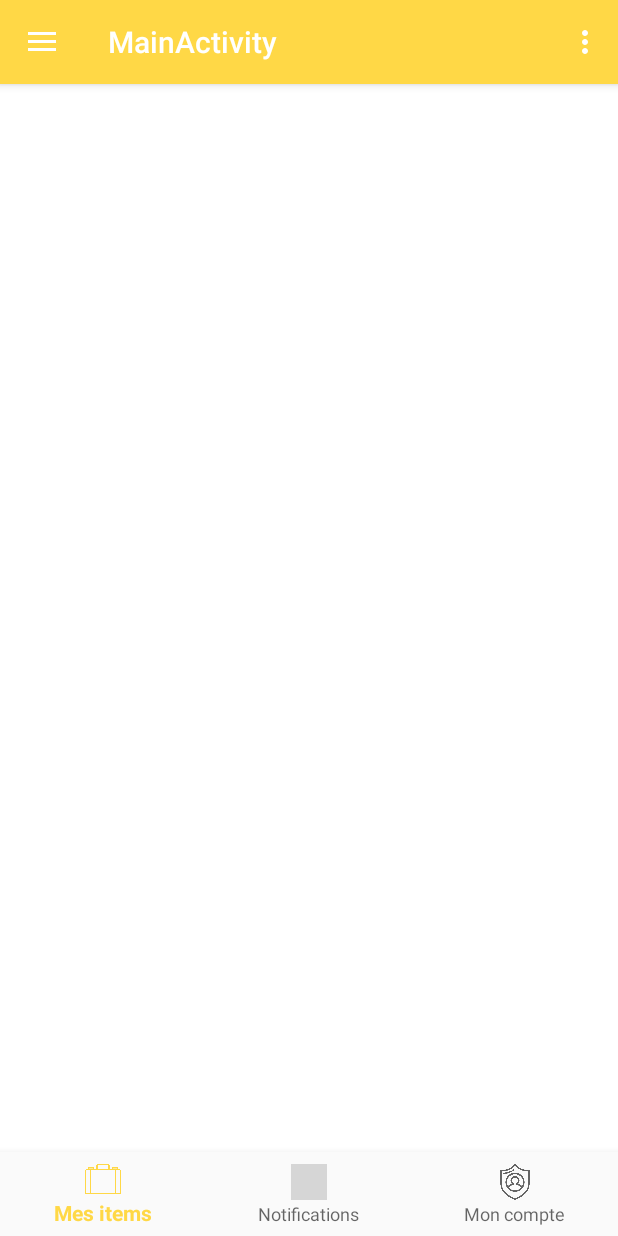
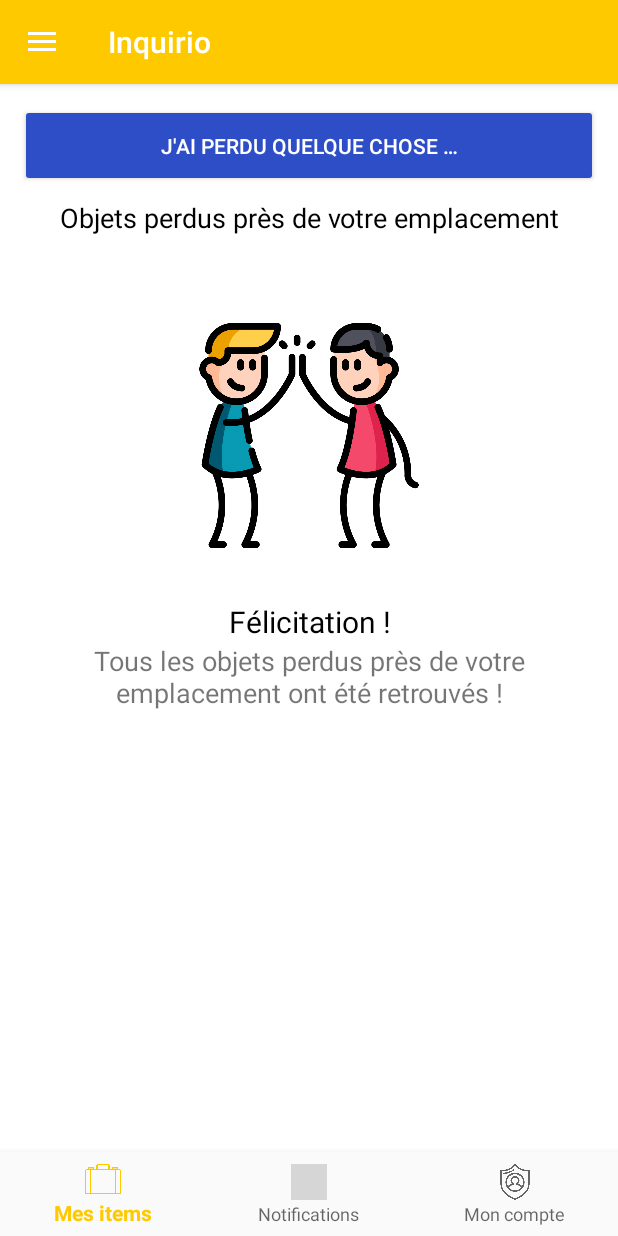
Before and after one commit to obrassard/inquirio, an Android app: the screen it shows after launch (MainActivity), on a phone screen of 412 x 824 dp. Run offline under Robolectric (Android 15) with nearby library versions, the phone set to English and light mode, and no system bars; grey boxes are pictures that could not be loaded.

Commit message:
Layout du MainActivity avec ListView

```diff
--- a/inquirio-android/app/src/main/AndroidManifest.xml
+++ b/inquirio-android/app/src/main/AndroidManifest.xml
@@ -26,7 +26,7 @@
         </activity>
         <activity
             android:name=".MainActivity"
-            android:label="@string/title_activity_main"
+            android:label="@string/app_name"
             android:theme="@style/AppTheme.NoActionBar">
             <intent-filter>
                 <action android:name="android.intent.action.MAIN" />
--- a/inquirio-android/app/src/main/java/ca/obrassard/inquirio/MainActivity.java
+++ b/inquirio-android/app/src/main/java/ca/obrassard/inquirio/MainActivity.java
@@ -12,12 +12,17 @@ import android.support.v7.app.AppCompatActivity;
 import android.support.v7.widget.Toolbar;
 import android.view.Menu;
 import android.view.MenuItem;
+import android.widget.ListView;
+import android.widget.TextView;
 
-public class MainActivity extends AppCompatActivity
-        implements NavigationView.OnNavigationItemSelectedListener {
+public class MainActivity extends AppCompatActivity implements NavigationView.OnNavigationItemSelectedListener {
+
+    LostItemAdapter m_adapter;
 
     @Override
     protected void onCreate(Bundle savedInstanceState) {
+
+        //Construction de la toolbar et du tiroir hamburger
         super.onCreate(savedInstanceState);
         setContentView(R.layout.activity_main);
         Toolbar toolbar = (Toolbar) findViewById(R.id.toolbar);
@@ -31,8 +36,15 @@ public class MainActivity extends AppCompatActivity
 
         NavigationView navigationView = (NavigationView) findViewById(R.id.nav_view);
         navigationView.setNavigationItemSelectedListener(this);
+
+        //Initialisation du ListView
+        ListView lvNearItems = findViewById(R.id.lvNearItems);
+        m_adapter = new LostItemAdapter(this);
+        lvNearItems.setAdapter(m_adapter);
+        lvNearItems.setEmptyView(findViewById(R.id.empty_lv_placeholder));
     }
 
+    //Gestion de la fermeture du tiroir
     @Override
     public void onBackPressed() {
         DrawerLayout drawer = (DrawerLayout) findViewById(R.id.drawer_layout);
@@ -43,28 +55,7 @@ public class MainActivity extends AppCompatActivity
         }
     }
 
-    @Override
-    public boolean onCreateOptionsMenu(Menu menu) {
-        // Inflate the menu; this adds items to the action bar if it is present.
-        getMenuInflater().inflate(R.menu.main, menu);
-        return true;
-    }
-
-    @Override
-    public boolean onOptionsItemSelected(MenuItem item) {
-        // Handle action bar item clicks here. The action bar will
-        // automatically handle clicks on the Home/Up button, so long
-        // as you specify a parent activity in AndroidManifest.xml.
-        int id = item.getItemId();
-
-        //noinspection SimplifiableIfStatement
-        if (id == R.id.action_settings) {
-            return true;
-        }
-
-        return super.onOptionsItemSelected(item);
-    }
-
+    //Click sur les items du tiroir
     @SuppressWarnings("StatementWithEmptyBody")
     @Override
     public boolean onNavigationItemSelected(MenuItem item) {
--- /dev/null
+++ b/inquirio-android/app/src/main/java/ca/obrassard/inquirio/model/LostItem.java
@@ -0,0 +1,4 @@
+package ca.obrassard.inquirio.model;
+
+public class LostItem {
+}
--- a/inquirio-android/app/src/main/res/layout/content_main.xml
+++ b/inquirio-android/app/src/main/res/layout/content_main.xml
@@ -12,7 +12,61 @@
         android:layout_width="match_parent"
         android:layout_height="match_parent"
         android:orientation="vertical"
+        android:padding="@dimen/padding_vertical"
         android:background="@color/white">
+        <Button
+            android:id="@+id/btn_ilostsomething"
+            android:layout_width="match_parent"
+            android:layout_height="wrap_content"
+            android:padding="18dp"
+            android:backgroundTint="@color/colorAccent"
+            android:textColor="@color/white"
+            android:text="@string/lostsomething_btn"/>
+        <TextView
+            android:padding="8dp"
+            android:layout_width="match_parent"
+            android:layout_height="wrap_content"
+            android:textAlignment="center"
+            android:text="@string/near_items_lbl"
+            android:textSize="18sp"
+            android:textColor="#000"/>
+        <ListView
+            android:id="@+id/lvNearItems"
+            android:layout_width="match_parent"
+            android:layout_height="match_parent"
+            android:layout_marginBottom="@dimen/bottom_bar_height"
+            android:background="#eee"/>
+        <LinearLayout
+            android:id="@+id/empty_lv_placeholder"
+            android:layout_width="match_parent"
+            android:layout_height="wrap_content"
+            android:orientation="vertical"
+            android:paddingTop="50dp">
+            <ImageView
+                android:layout_width="wrap_content"
+                android:layout_height="150dp"
+                android:src="@drawable/community"
+                />
+            <TextView
+                android:layout_marginTop="35dp"
+                android:layout_width="match_parent"
+                android:layout_height="wrap_content"
+                android:textAlignment="center"
+                android:text="@string/congrats"
+                android:textSize="20sp"
+                android:textColor="#000"
+                />
+            <TextView
+
+                android:layout_width="match_parent"
+                android:layout_height="wrap_content"
+                android:textAlignment="center"
+                android:paddingLeft="10dp"
+                android:paddingRight="10dp"
+                android:text="@string/no_items_near"
+                android:textSize="18sp"
+                />
+        </LinearLayout>
     </LinearLayout>
 
     <android.support.design.widget.BottomNavigationView
--- a/inquirio-android/app/src/main/res/menu/app_drawer.xml
+++ b/inquirio-android/app/src/main/res/menu/app_drawer.xml
@@ -3,7 +3,7 @@
     xmlns:tools="http://schemas.android.com/tools"
     tools:showIn="navigation_view">
 
-    <group android:checkableBehavior="single">
+    <group>
         <item
             android:id="@+id/ham_lostitem"
             android:icon="@drawable/lost_item"
--- a/inquirio-android/app/src/main/res/menu/main.xml
+++ /dev/null
@@ -1,9 +0,0 @@
-<?xml version="1.0" encoding="utf-8"?>
-<menu xmlns:android="http://schemas.android.com/apk/res/android"
-    xmlns:app="http://schemas.android.com/apk/res-auto">
-    <item
-        android:id="@+id/action_settings"
-        android:orderInCategory="100"
-        android:title="@string/action_settings"
-        app:showAsAction="never" />
-</menu>
--- a/inquirio-android/app/src/main/res/values/dimens.xml
+++ b/inquirio-android/app/src/main/res/values/dimens.xml
@@ -2,7 +2,9 @@
     <!-- Default screen margins, per the Android Design guidelines. -->
     <dimen name="activity_horizontal_margin">16dp</dimen>
     <dimen name="activity_vertical_margin">16dp</dimen>
+    <dimen name="padding_vertical">13dp</dimen>
     <dimen name="nav_header_vertical_spacing">8dp</dimen>
-    <dimen name="nav_header_height">130dp</dimen>
+    <dimen name="nav_header_height">160dp</dimen>
     <dimen name="fab_margin">16dp</dimen>
+    <dimen name="bottom_bar_height">55dp</dimen>
 </resources>
--- a/inquirio-android/app/src/main/res/values/strings.xml
+++ b/inquirio-android/app/src/main/res/values/strings.xml
@@ -27,5 +27,9 @@
     <string name="action_settings">Settings</string>
     <string name="logout">Déconnexion</string>
     <string name="lostsomething">J\'ai perdu quelque chose</string>
+    <string name="lostsomething_btn">J\'ai perdu quelque chose &#8230;</string>
     <string name="myitems">Mes items</string>
+    <string name="near_items_lbl">Objets perdus près de votre emplacement </string>
+    <string name="no_items_near">Tous les objets perdus près de votre emplacement ont été retrouvés !</string>
+    <string name="congrats">Félicitation !</string>
 </resources>
--- a/inquirio-android/app/src/main/res/values/styles.xml
+++ b/inquirio-android/app/src/main/res/values/styles.xml
@@ -3,8 +3,8 @@
     <!-- Base application theme. -->
     <style name="AppTheme" parent="Theme.AppCompat.Light.DarkActionBar">
         <!-- Customize your theme here. -->
-        <item name="colorPrimary">@color/colorPrimary</item>
-        <item name="colorPrimaryDark">@color/colorPrimaryDark</item>
+        <item name="colorPrimaryDark">@color/colorPrimary</item>
+        <item name="colorPrimary">@color/colorPrimaryDark</item>
         <item name="colorAccent">@color/colorAccent</item>
     </style>
 
```
Also changed, not shown: inquirio-android/app/src/main/java/ca/obrassard/inquirio/LostItemAdapter.java (added, +45 -0 lines), inquirio-android/app/src/main/res/layout/drawer_header.xml (+10 -5 lines), inquirio-android/app/src/main/res/layout/lost_items_listrow.xml (added, +42 -0 lines), inquirio-android/app/src/main/res/drawable/pattern.png (added).
